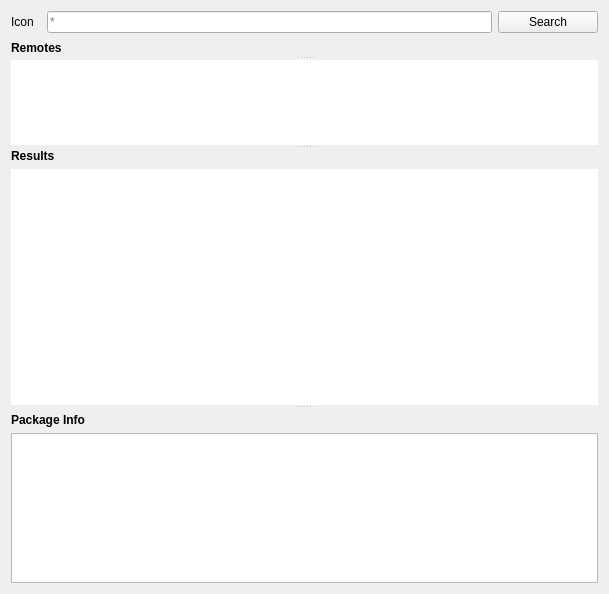
goszpeti/conan_explorer, file src/conan_app_launcher/ui/views/conan_search/conan_search.ui: the form before one commit.
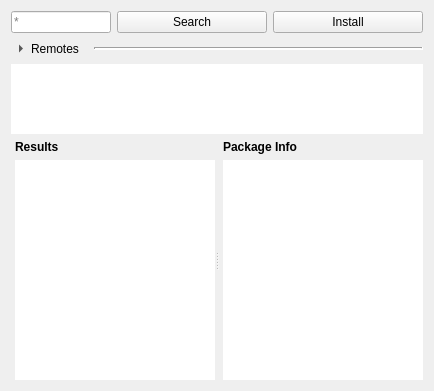
The form after the commit. Icons and pictures are not drawn. Custom widgets are drawn as their Qt base class.

```diff
--- a/src/conan_app_launcher/ui/views/conan_search/conan_search.ui
+++ b/src/conan_app_launcher/ui/views/conan_search/conan_search.ui
@@ -6,55 +6,33 @@
    <rect>
     <x>0</x>
     <y>0</y>
-    <width>609</width>
-    <height>594</height>
+    <width>432</width>
+    <height>391</height>
    </rect>
   </property>
   <property name="windowTitle">
    <string>Conan Search</string>
   </property>
+  <property name="styleSheet">
+   <string notr="true"/>
+  </property>
   <layout class="QVBoxLayout" name="verticalLayout">
    <item>
-    <layout class="QHBoxLayout" name="search_text_button_layout" stretch="0,1,1">
+    <layout class="QHBoxLayout" name="search_text_button_layout" stretch="1,1,1">
      <property name="sizeConstraint">
       <enum>QLayout::SetDefaultConstraint</enum>
      </property>
-     <item>
-      <widget class="QLabel" name="search_icon">
-       <property name="sizePolicy">
-        <sizepolicy hsizetype="Fixed" vsizetype="Fixed">
-         <horstretch>0</horstretch>
-         <verstretch>0</verstretch>
-        </sizepolicy>
-       </property>
-       <property name="minimumSize">
-        <size>
-         <width>30</width>
-         <height>0</height>
-        </size>
-       </property>
-       <property name="maximumSize">
-        <size>
-         <width>30</width>
-         <height>16777215</height>
-        </size>
-       </property>
-       <property name="text">
-        <string>Icon</string>
-       </property>
-      </widget>
-     </item>
      <item>
       <widget class="ConanRefLineEdit" name="search_line">
        <property name="sizePolicy">
-        <sizepolicy hsizetype="Expanding" vsizetype="Preferred">
+        <sizepolicy hsizetype="MinimumExpanding" vsizetype="Preferred">
          <horstretch>1</horstretch>
          <verstretch>0</verstretch>
         </sizepolicy>
        </property>
        <property name="minimumSize">
         <size>
-         <width>200</width>
+         <width>100</width>
          <height>0</height>
         </size>
        </property>
@@ -89,15 +67,21 @@
      </item>
      <item>
       <widget class="QPushButton" name="search_button">
+       <property name="sizePolicy">
+        <sizepolicy hsizetype="MinimumExpanding" vsizetype="Fixed">
+         <horstretch>0</horstretch>
+         <verstretch>0</verstretch>
+        </sizepolicy>
+       </property>
        <property name="minimumSize">
         <size>
-         <width>50</width>
+         <width>150</width>
          <height>0</height>
         </size>
        </property>
        <property name="maximumSize">
         <size>
-         <width>100</width>
+         <width>150</width>
          <height>16777215</height>
         </size>
        </property>
@@ -112,36 +96,86 @@
        </property>
       </widget>
      </item>
-    </layout>
-   </item>
    <item>
-    <widget class="QSplitter" name="splitter">
-     <property name="orientation">
-      <enum>Qt::Vertical</enum>
-     </property>
-     <property name="childrenCollapsible">
-      <bool>false</bool>
-     </property>
-     <widget class="QLabel" name="remotes_label">
+      <widget class="QPushButton" name="install_button">
       <property name="sizePolicy">
-       <sizepolicy hsizetype="Preferred" vsizetype="Fixed">
+        <sizepolicy hsizetype="MinimumExpanding" vsizetype="Fixed">
         <horstretch>0</horstretch>
         <verstretch>0</verstretch>
        </sizepolicy>
       </property>
-      <property name="font">
-       <font>
-        <weight>75</weight>
-        <bold>true</bold>
-       </font>
+       <property name="minimumSize">
+        <size>
+         <width>150</width>
+         <height>0</height>
+        </size>
+       </property>
+       <property name="maximumSize">
+        <size>
+         <width>150</width>
+         <height>16777215</height>
+        </size>
+       </property>
+       <property name="text">
+        <string>Install</string>
+       </property>
+       <property name="icon">
+        <iconset>
+         <normaloff>../../../assets/icons/download_pkg.png</normaloff>../../../assets/icons/download_pkg.png</iconset>
+       </property>
+      </widget>
+     </item>
+    </layout>
+   </item>
+   <item>
+    <layout class="QHBoxLayout" name="horizontalLayout">
+     <item>
+      <widget class="QToolButton" name="remote_toggle_button">
+       <property name="styleSheet">
+        <string notr="true"> border: none; </string>
       </property>
       <property name="text">
        <string>Remotes</string>
       </property>
-     </widget>
+       <property name="checkable">
+        <bool>true</bool>
+       </property>
+       <property name="toolButtonStyle">
+        <enum>Qt::ToolButtonTextBesideIcon</enum>
+       </property>
+       <property name="arrowType">
+        <enum>Qt::RightArrow</enum>
+       </property>
+      </widget>
+     </item>
+     <item>
+      <widget class="QFrame" name="remote_hline">
+       <property name="sizePolicy">
+        <sizepolicy hsizetype="Expanding" vsizetype="Maximum">
+         <horstretch>0</horstretch>
+         <verstretch>0</verstretch>
+        </sizepolicy>
+       </property>
+       <property name="styleSheet">
+        <string notr="true"/>
+       </property>
+       <property name="frameShape">
+        <enum>QFrame::HLine</enum>
+       </property>
+       <property name="frameShadow">
+        <enum>QFrame::Sunken</enum>
+       </property>
+       <property name="lineWidth">
+        <number>2</number>
+       </property>
+      </widget>
+     </item>
+    </layout>
+   </item>
+   <item>
      <widget class="QListWidget" name="remote_list">
       <property name="sizePolicy">
-       <sizepolicy hsizetype="Expanding" vsizetype="Fixed">
+      <sizepolicy hsizetype="MinimumExpanding" vsizetype="Fixed">
         <horstretch>0</horstretch>
         <verstretch>0</verstretch>
        </sizepolicy>
@@ -149,7 +183,13 @@
       <property name="minimumSize">
        <size>
         <width>0</width>
-        <height>50</height>
+       <height>0</height>
+      </size>
+     </property>
+     <property name="maximumSize">
+      <size>
+       <width>16777215</width>
+       <height>16777215</height>
        </size>
       </property>
       <property name="frameShape">
@@ -180,24 +220,23 @@
        <bool>true</bool>
       </property>
      </widget>
-     <widget class="QSplitter" name="views_splitter">
-      <property name="sizePolicy">
-       <sizepolicy hsizetype="Preferred" vsizetype="MinimumExpanding">
-        <horstretch>0</horstretch>
-        <verstretch>0</verstretch>
-       </sizepolicy>
-      </property>
+   </item>
+   <item>
+    <widget class="QSplitter" name="splitter">
       <property name="orientation">
-       <enum>Qt::Vertical</enum>
+      <enum>Qt::Horizontal</enum>
       </property>
       <property name="childrenCollapsible">
        <bool>false</bool>
       </property>
       <widget class="QWidget" name="layoutWidget_2">
-       <layout class="QVBoxLayout" name="results_layout" stretch="0,1">
+      <layout class="QVBoxLayout" name="results_layout" stretch="0,0">
         <property name="sizeConstraint">
          <enum>QLayout::SetMinAndMaxSize</enum>
         </property>
+       <property name="leftMargin">
+        <number>4</number>
+       </property>
         <item>
          <widget class="QLabel" name="results_label">
           <property name="sizePolicy">
@@ -208,7 +247,6 @@
           </property>
           <property name="font">
            <font>
-            <weight>75</weight>
             <bold>true</bold>
            </font>
           </property>
@@ -220,7 +258,7 @@
         <item>
          <widget class="QTreeView" name="search_results_tree_view">
           <property name="sizePolicy">
-           <sizepolicy hsizetype="Expanding" vsizetype="Preferred">
+          <sizepolicy hsizetype="Preferred" vsizetype="Preferred">
             <horstretch>0</horstretch>
             <verstretch>0</verstretch>
            </sizepolicy>
@@ -242,12 +280,15 @@
        </layout>
       </widget>
       <widget class="QWidget" name="layoutWidget_3">
-       <layout class="QVBoxLayout" name="pkg_info_layout" stretch="0,1">
+      <layout class="QVBoxLayout" name="pkg_info_layout" stretch="0,0">
         <property name="sizeConstraint">
          <enum>QLayout::SetMinAndMaxSize</enum>
         </property>
+       <property name="leftMargin">
+        <number>4</number>
+       </property>
         <property name="topMargin">
-         <number>4</number>
+        <number>0</number>
         </property>
         <item>
          <widget class="QLabel" name="package_info_label">
@@ -271,7 +312,6 @@
           </property>
           <property name="font">
            <font>
-            <weight>75</weight>
             <bold>true</bold>
            </font>
           </property>
@@ -290,17 +330,19 @@
           </property>
           <property name="minimumSize">
            <size>
-            <width>0</width>
-            <height>120</height>
-           </size>
-          </property>
+           <width>200</width>
+           <height>20</height>
+          </size>
+         </property>
+         <property name="frameShape">
+          <enum>QFrame::NoFrame</enum>
+         </property>
           <property name="sizeAdjustPolicy">
            <enum>QAbstractScrollArea::AdjustToContents</enum>
           </property>
          </widget>
         </item>
        </layout>
-      </widget>
      </widget>
     </widget>
    </item>
```
Left out of the diff: 21 changed lines with no effect on the pictures. Lines whose indentation alone changed are shown as unchanged.
